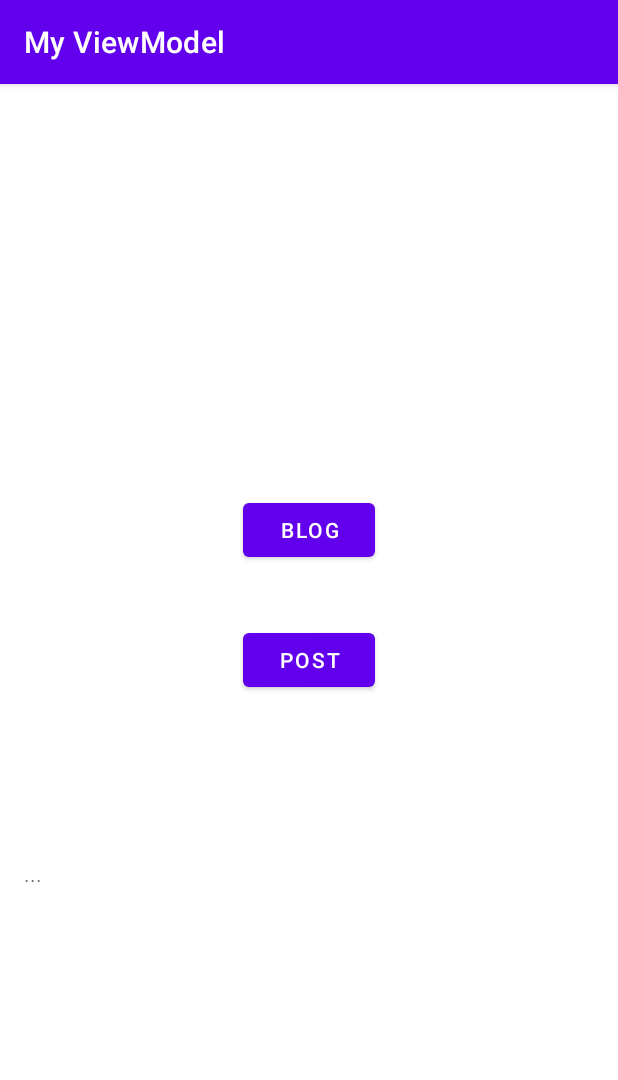
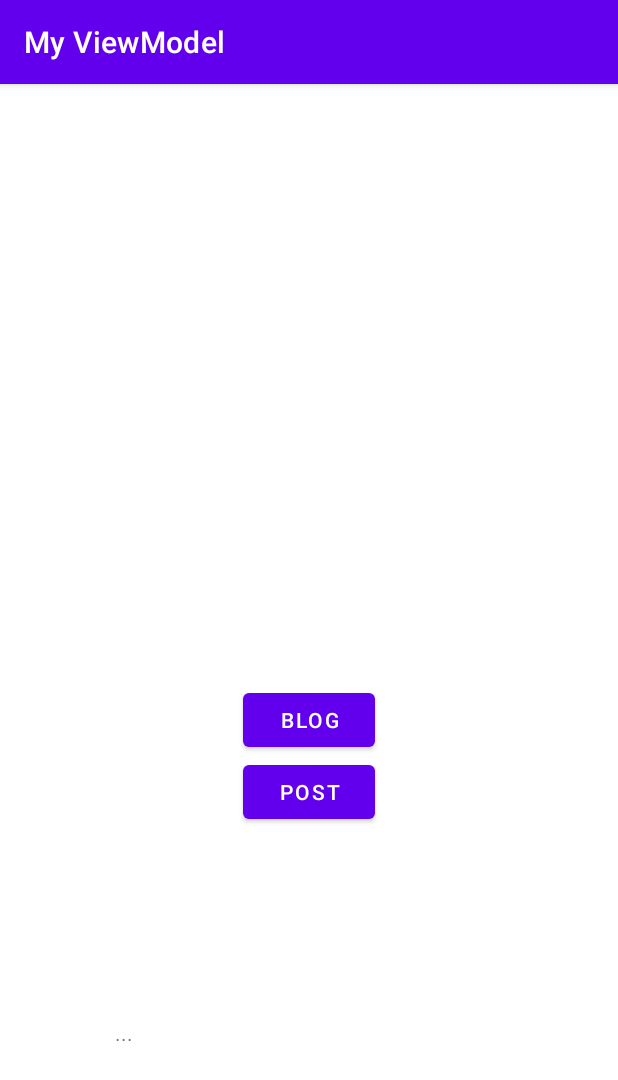
Before and after one commit to edwardsuwirya/new-viewmodel-room, an Android app: the screen it shows after launch (BlogActivity), on a phone screen of 412 x 824 dp. Shown: the top 1080 px of the screen. Run offline under Robolectric (Android 15) with nearby library versions, the phone set to English and light mode, and no system bars; our stand-ins replace Room's generated code, paging.

Commit message:
Paging 3, swipe refresh layout

```diff
--- a/app/build.gradle
+++ b/app/build.gradle
@@ -38,7 +38,10 @@ android {
 }
 
 dependencies {
+    implementation "androidx.swiperefreshlayout:swiperefreshlayout:1.1.0"
+    implementation "androidx.paging:paging-runtime:3.1.1"
     implementation 'com.airbnb.android:lottie:4.1.0'
+    implementation 'com.squareup.okhttp3:logging-interceptor:4.2.1'
     implementation 'com.squareup.retrofit2:retrofit:2.9.0'
     implementation 'com.squareup.retrofit2:converter-moshi:2.9.0'
     def room_version = "2.5.0"
--- a/app/src/main/java/com/enigmacamp/myviewmodel/BlogActivity.kt
+++ b/app/src/main/java/com/enigmacamp/myviewmodel/BlogActivity.kt
@@ -7,14 +7,21 @@ import android.widget.Button
 import android.widget.TextView
 import androidx.lifecycle.ViewModel
 import androidx.lifecycle.ViewModelProvider
+import androidx.lifecycle.lifecycleScope
+import androidx.paging.LoadState
+import androidx.recyclerview.widget.LinearLayoutManager
+import androidx.recyclerview.widget.RecyclerView
+import androidx.swiperefreshlayout.widget.SwipeRefreshLayout
 import com.enigmacamp.myviewmodel.repository.BlogRepository
 import com.enigmacamp.myviewmodel.repository.BlogRepositoryImpl
 import com.enigmacamp.myviewmodel.repository.PostRepository
 import com.enigmacamp.myviewmodel.repository.PostRepositoryImpl
 import com.enigmacamp.myviewmodel.repository.data.AppDatabase
 import com.enigmacamp.myviewmodel.repository.data.dao.BlogDao
+import com.enigmacamp.myviewmodel.repository.network.RetrofitInstance
 import com.enigmacamp.myviewmodel.util.db
 import com.enigmacamp.simpleviewmodel.ViewStatus
+import kotlinx.coroutines.launch
 
 class BlogActivity : AppCompatActivity() {
     private lateinit var viewModel: BlogActivityVM
@@ -23,19 +30,28 @@ class BlogActivity : AppCompatActivity() {
     private lateinit var blogDao: BlogDao
 
     private lateinit var tvResult: TextView
-    private lateinit var loadingFragment: LoadingFragment
+    private val adapter = PostPagerAdapter()
+
+    private lateinit var swipeContainer: SwipeRefreshLayout
+
     override fun onCreate(savedInstanceState: Bundle?) {
         super.onCreate(savedInstanceState)
         setContentView(R.layout.activity_blog)
         blogDao = db.blogDao()
         blogRepo = BlogRepositoryImpl(blogDao)
-        postRepo = PostRepositoryImpl()
+        postRepo = PostRepositoryImpl(RetrofitInstance.jsonPlaceholderApi)
         initUI()
         initViewModel()
         subscribe()
     }
 
     private fun initUI() {
+        swipeContainer = findViewById(R.id.swipeToRefresh)
+        swipeContainer.setOnRefreshListener {
+            adapter.refresh()
+            swipeContainer.isRefreshing = false
+        }
+
         val btnBlog = findViewById<Button>(R.id.btn_blog)
         val btnPost = findViewById<Button>(R.id.btn_post)
         tvResult = findViewById(R.id.tv_result)
@@ -45,9 +61,25 @@ class BlogActivity : AppCompatActivity() {
             viewModel.onGetBlog()
         }
         btnPost.setOnClickListener {
-            viewModel.onGetPost()
+//            viewModel.onGetPost()
+            lifecycleScope.launch {
+                viewModel.onGetAllPost().observe(this@BlogActivity) {
+                    Log.d("Activity", it.toString())
+                    adapter.submitData(lifecycle, it)
+                }
+            }
         }
-        loadingFragment = LoadingFragment.newInstance()
+        val rv = findViewById<RecyclerView>(R.id.recyclerview)
+        rv.layoutManager = LinearLayoutManager(this)
+        rv.adapter = adapter.apply {
+            addLoadStateListener {
+                if (it.refresh is LoadState.Loading) {
+                    showLoadingFragment()
+                } else {
+                    dismissLoadingFragment()
+                }
+            }
+        }
     }
 
     private fun initViewModel() {
@@ -59,11 +91,11 @@ class BlogActivity : AppCompatActivity() {
     }
 
     private fun showLoadingFragment() {
-        loadingFragment.show(supportFragmentManager, "dialog")
+        LoadingScreen.show(this, false)
     }
 
     private fun dismissLoadingFragment() {
-        loadingFragment.dismiss()
+        LoadingScreen.hide()
     }
 
     private fun subscribe() {
--- a/app/src/main/java/com/enigmacamp/myviewmodel/repository/PostRepository.kt
+++ b/app/src/main/java/com/enigmacamp/myviewmodel/repository/PostRepository.kt
@@ -1,7 +1,11 @@
 package com.enigmacamp.myviewmodel.repository
 
+import androidx.lifecycle.LiveData
+import androidx.paging.PagingData
 import com.enigmacamp.myviewmodel.repository.network.models.response.Post
+import com.enigmacamp.simpleviewmodel.ViewState
 
 interface PostRepository {
     suspend fun getPost(): Post
+    fun getAllPost(): LiveData<PagingData<Post>>
 }
--- a/app/src/main/java/com/enigmacamp/myviewmodel/repository/network/JsonPlaceholderApi.kt
+++ b/app/src/main/java/com/enigmacamp/myviewmodel/repository/network/JsonPlaceholderApi.kt
@@ -3,8 +3,15 @@ package com.enigmacamp.myviewmodel.repository.network
 import com.enigmacamp.myviewmodel.repository.network.models.response.Post
 import retrofit2.Response
 import retrofit2.http.GET
+import retrofit2.http.Query
 
 interface JsonPlaceholderApi {
     @GET("posts/1")
     suspend fun getPost(): Response<Post>
+
+    @GET("posts")
+    suspend fun getAllPost(
+        @Query("_start") start: Int,
+        @Query("_limit") limit: Int
+    ): Response<List<Post>>
 }
--- a/app/src/main/java/com/enigmacamp/myviewmodel/repository/network/RetrofitInstance.kt
+++ b/app/src/main/java/com/enigmacamp/myviewmodel/repository/network/RetrofitInstance.kt
@@ -1,14 +1,21 @@
 package com.enigmacamp.myviewmodel.repository.network
 
 import com.enigmacamp.myviewmodel.BuildConfig
+import okhttp3.OkHttpClient
+import okhttp3.logging.HttpLoggingInterceptor
 import retrofit2.Retrofit
 import retrofit2.converter.moshi.MoshiConverterFactory
 
 abstract class RetrofitInstance {
     companion object {
+        private val interceptor = HttpLoggingInterceptor().apply {
+            apply { level = HttpLoggingInterceptor.Level.BODY }
+        }
+        private val client = OkHttpClient.Builder().addInterceptor(interceptor).build()
         private fun getRetrofit() = Retrofit.Builder()
             .baseUrl(BuildConfig.BASE_URL)
             .addConverterFactory(MoshiConverterFactory.create())
+            .client(client)
             .build()
 
         val jsonPlaceholderApi: JsonPlaceholderApi by lazy {
--- a/app/src/main/res/layout/activity_blog.xml
+++ b/app/src/main/res/layout/activity_blog.xml
@@ -1,48 +1,62 @@
 <?xml version="1.0" encoding="utf-8"?>
-<FrameLayout xmlns:android="http://schemas.android.com/apk/res/android"
+<androidx.constraintlayout.widget.ConstraintLayout xmlns:android="http://schemas.android.com/apk/res/android"
     xmlns:app="http://schemas.android.com/apk/res-auto"
     xmlns:tools="http://schemas.android.com/tools"
     android:layout_width="match_parent"
     android:layout_height="match_parent"
     tools:context=".BlogActivity">
 
-    <androidx.constraintlayout.widget.ConstraintLayout
-        android:layout_width="match_parent"
-        android:layout_height="match_parent">
-
     <Button
         android:id="@+id/btn_blog"
         android:layout_width="wrap_content"
         android:layout_height="wrap_content"
+        android:layout_marginTop="16dp"
         android:text="Blog"
-            app:layout_constraintBottom_toBottomOf="parent"
         app:layout_constraintEnd_toEndOf="parent"
         app:layout_constraintStart_toStartOf="parent"
-            app:layout_constraintTop_toTopOf="parent"
-            app:layout_constraintVertical_bias="0.38" />
+        app:layout_constraintTop_toTopOf="@+id/guideline2" />
 
     <Button
         android:id="@+id/btn_post"
         android:layout_width="wrap_content"
         android:layout_height="wrap_content"
         android:text="Post"
-            app:layout_constraintBottom_toBottomOf="parent"
         app:layout_constraintEnd_toEndOf="parent"
         app:layout_constraintStart_toStartOf="parent"
-            app:layout_constraintTop_toTopOf="parent" />
+        app:layout_constraintTop_toBottomOf="@+id/btn_blog" />
 
     <TextView
         android:id="@+id/tv_result"
-            android:layout_width="0dp"
+        android:layout_width="259dp"
         android:layout_height="wrap_content"
-            android:layout_marginStart="16dp"
-            android:layout_marginEnd="16dp"
         android:text="..."
         app:layout_constraintBottom_toBottomOf="parent"
         app:layout_constraintEnd_toEndOf="parent"
         app:layout_constraintStart_toStartOf="parent"
-            app:layout_constraintTop_toTopOf="parent"
-            app:layout_constraintVertical_bias="0.69" />
+        app:layout_constraintTop_toBottomOf="@+id/btn_post" />
+
+    <androidx.swiperefreshlayout.widget.SwipeRefreshLayout
+        android:id="@+id/swipeToRefresh"
+        android:layout_width="0dp"
+        android:layout_height="0dp"
+        app:layout_constraintBottom_toTopOf="@+id/guideline2"
+        app:layout_constraintEnd_toEndOf="parent"
+        app:layout_constraintStart_toStartOf="parent"
+        app:layout_constraintTop_toTopOf="parent">
+
+        <androidx.recyclerview.widget.RecyclerView
+            android:id="@+id/recyclerview"
+            android:layout_width="wrap_content"
+            android:layout_height="wrap_content" />
+
+    </androidx.swiperefreshlayout.widget.SwipeRefreshLayout>
+
+    <androidx.constraintlayout.widget.Guideline
+        android:id="@+id/guideline2"
+        android:layout_width="wrap_content"
+        android:layout_height="wrap_content"
+        android:orientation="horizontal"
+        app:layout_constraintGuide_begin="0dp"
+        app:layout_constraintGuide_percent="0.5" />
+
 </androidx.constraintlayout.widget.ConstraintLayout>
-
-</FrameLayout>
```
Also changed, not shown: app/src/main/java/com/enigmacamp/myviewmodel/BlogActivityVM.kt (+9 -6 lines), app/src/main/java/com/enigmacamp/myviewmodel/PostPagerAdapter.kt (added, +41 -0 lines), app/src/main/java/com/enigmacamp/myviewmodel/repository/PostPagingSource.kt (added, +49 -0 lines), app/src/main/java/com/enigmacamp/myviewmodel/repository/PostRepositoryImpl.kt (+24 -5 lines), app/src/main/res/layout/post_list_viewholder.xml (added, +20 -0 lines). Lines whose indentation alone changed are shown as unchanged.
